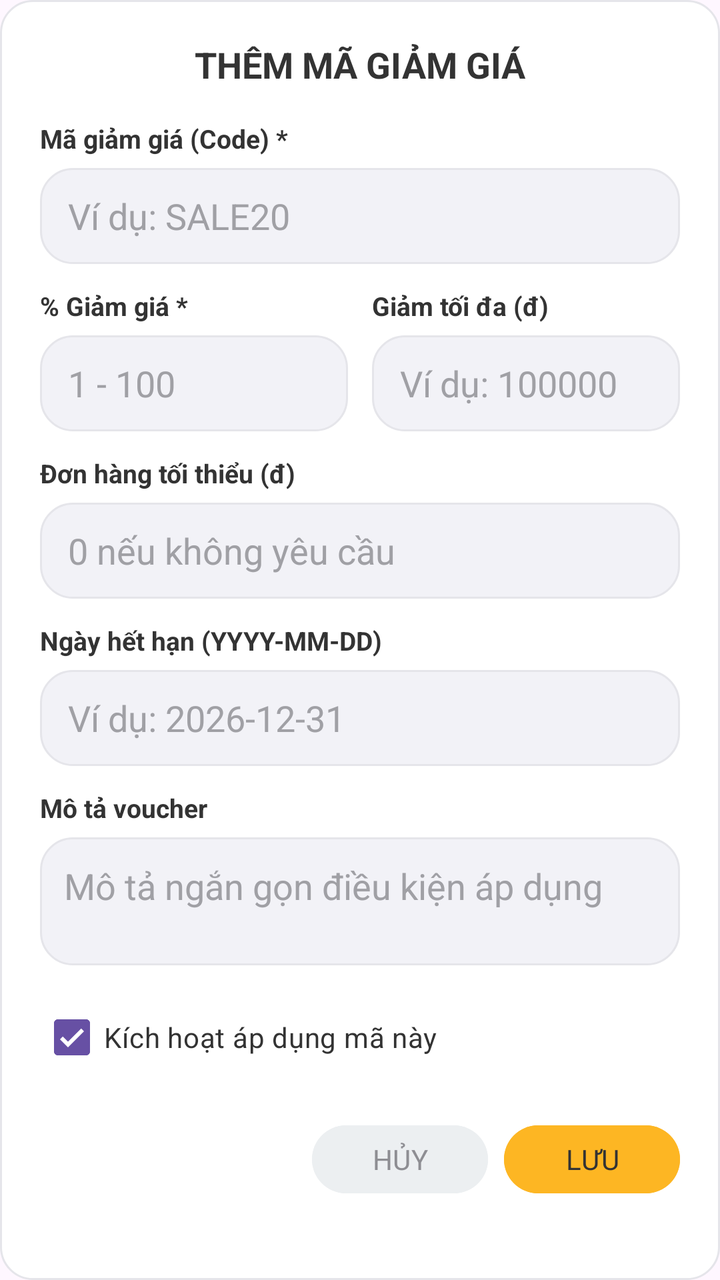
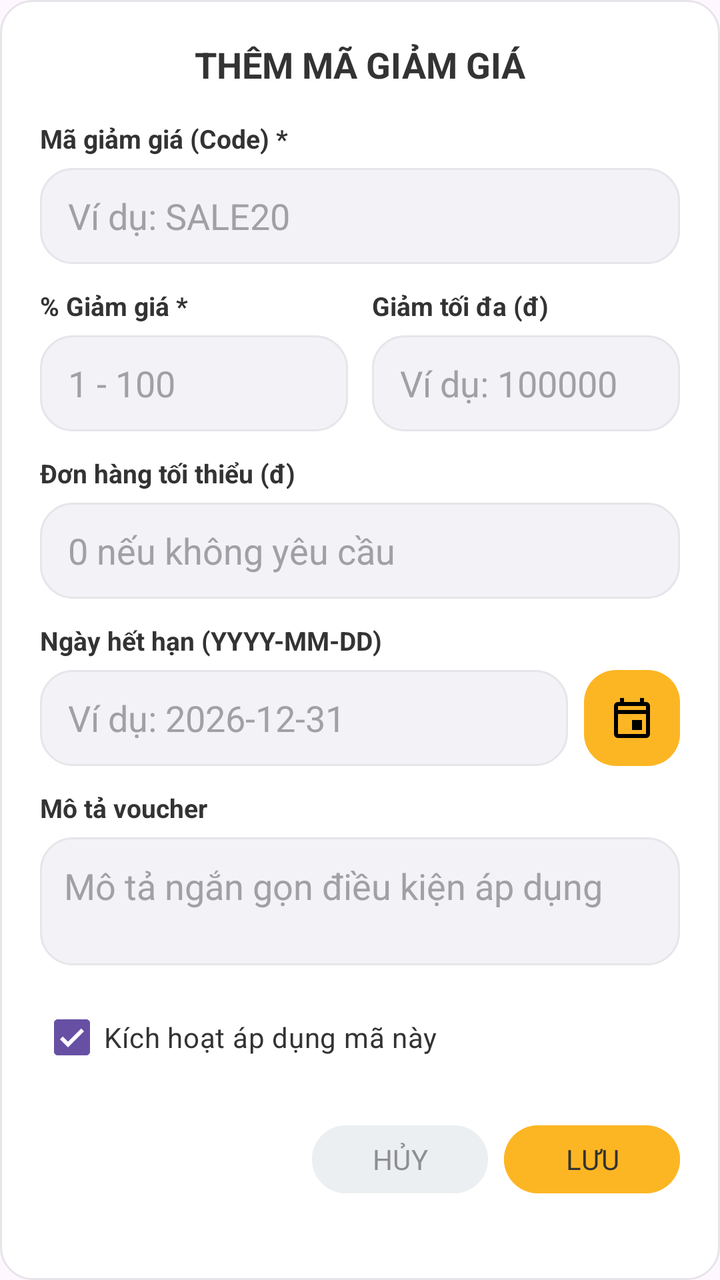

The first picture is an Android layout as it rendered before a commit; the second is the same layout after the commit. The layout source and the unified diff follow.
<!-- AndroidManifest.xml: application theme Theme.MobileDeviceStoreTDMU -->
<!-- res/layout/dialog_quan_ly_voucher.xml -->
<?xml version="1.0" encoding="utf-8"?>
<ScrollView xmlns:android="http://schemas.android.com/apk/res/android"
    android:layout_width="match_parent"
    android:layout_height="wrap_content"
    android:background="@drawable/bg_card_modern">

    <LinearLayout
        android:layout_width="match_parent"
        android:layout_height="wrap_content"
        android:orientation="vertical"
        android:padding="20dp">

        <TextView
            android:id="@+id/tvDialogTieuDeVoucher"
            android:layout_width="match_parent"
            android:layout_height="wrap_content"
            android:text="THÊM MÃ GIẢM GIÁ"
            android:textColor="@color/primary_black"
            android:textSize="18sp"
            android:textStyle="bold"
            android:gravity="center"
            android:layout_marginBottom="16dp" />

        <TextView
            android:layout_width="wrap_content"
            android:layout_height="wrap_content"
            android:text="Mã giảm giá (Code) *"
            android:textColor="@color/text_primary"
            android:textSize="13sp"
            android:textStyle="bold" />

        <EditText
            android:id="@+id/edtDialogMaCode"
            android:layout_width="match_parent"
            android:layout_height="48dp"
            android:background="@drawable/bg_edittext_modern"
            android:hint="Ví dụ: SALE20"
            android:textColor="@color/text_primary"
            android:textColorHint="@color/text_hint"
            android:inputType="textCapCharacters"
            android:paddingHorizontal="14dp"
            android:layout_marginTop="6dp"
            android:layout_marginBottom="12dp" />

        <LinearLayout
            android:layout_width="match_parent"
            android:layout_height="wrap_content"
            android:orientation="horizontal">

            <LinearLayout
                android:layout_width="0dp"
                android:layout_height="wrap_content"
                android:layout_weight="1"
                android:orientation="vertical"
                android:layout_marginEnd="6dp">

                <TextView
                    android:layout_width="wrap_content"
                    android:layout_height="wrap_content"
                    android:text="% Giảm giá *"
                    android:textColor="@color/text_primary"
                    android:textSize="13sp"
                    android:textStyle="bold" />

                <EditText
                    android:id="@+id/edtDialogPhanTramGiam"
                    android:layout_width="match_parent"
                    android:layout_height="48dp"
                    android:background="@drawable/bg_edittext_modern"
                    android:hint="1 - 100"
                    android:textColor="@color/text_primary"
                    android:textColorHint="@color/text_hint"
                    android:inputType="number"
                    android:paddingHorizontal="14dp"
                    android:layout_marginTop="6dp"
                    android:layout_marginBottom="12dp" />
            </LinearLayout>

            <LinearLayout
                android:layout_width="0dp"
                android:layout_height="wrap_content"
                android:layout_weight="1"
                android:orientation="vertical"
                android:layout_marginStart="6dp">

                <TextView
                    android:layout_width="wrap_content"
                    android:layout_height="wrap_content"
                    android:text="Giảm tối đa (đ)"
                    android:textColor="@color/text_primary"
                    android:textSize="13sp"
                    android:textStyle="bold" />

                <EditText
                    android:id="@+id/edtDialogTienGiamToiDa"
                    android:layout_width="match_parent"
                    android:layout_height="48dp"
                    android:background="@drawable/bg_edittext_modern"
                    android:hint="Ví dụ: 100000"
                    android:textColor="@color/text_primary"
                    android:textColorHint="@color/text_hint"
                    android:inputType="number"
                    android:paddingHorizontal="14dp"
                    android:layout_marginTop="6dp"
                    android:layout_marginBottom="12dp" />
            </LinearLayout>
        </LinearLayout>

        <TextView
            android:layout_width="wrap_content"
            android:layout_height="wrap_content"
            android:text="Đơn hàng tối thiểu (đ)"
            android:textColor="@color/text_primary"
            android:textSize="13sp"
            android:textStyle="bold" />

        <EditText
            android:id="@+id/edtDialogDonToiThieu"
            android:layout_width="match_parent"
            android:layout_height="48dp"
            android:background="@drawable/bg_edittext_modern"
            android:hint="0 nếu không yêu cầu"
            android:textColor="@color/text_primary"
            android:textColorHint="@color/text_hint"
            android:inputType="number"
            android:paddingHorizontal="14dp"
            android:layout_marginTop="6dp"
            android:layout_marginBottom="12dp" />

        <TextView
            android:layout_width="wrap_content"
            android:layout_height="wrap_content"
            android:text="Ngày hết hạn (YYYY-MM-DD)"
            android:textColor="@color/text_primary"
            android:textSize="13sp"
            android:textStyle="bold" />

        <EditText
            android:id="@+id/edtDialogNgayHetHan"
            android:layout_width="match_parent"
            android:layout_height="48dp"
            android:background="@drawable/bg_edittext_modern"
            android:hint="Ví dụ: 2026-12-31"
            android:textColor="@color/text_primary"
            android:textColorHint="@color/text_hint"
            android:paddingHorizontal="14dp"
            android:layout_marginTop="6dp"
            android:layout_marginBottom="12dp" />

        <TextView
            android:layout_width="wrap_content"
            android:layout_height="wrap_content"
            android:text="Mô tả voucher"
            android:textColor="@color/text_primary"
            android:textSize="13sp"
            android:textStyle="bold" />

        <EditText
            android:id="@+id/edtDialogMoTa"
            android:layout_width="match_parent"
            android:layout_height="64dp"
            android:background="@drawable/bg_edittext_modern"
            android:hint="Mô tả ngắn gọn điều kiện áp dụng"
            android:textColor="@color/text_primary"
            android:textColorHint="@color/text_hint"
            android:gravity="top|start"
            android:padding="12dp"
            android:layout_marginTop="6dp"
            android:layout_marginBottom="12dp" />

        
        <CheckBox
            android:id="@+id/cbDialogTrangThai"
            android:layout_width="wrap_content"
            android:layout_height="wrap_content"
            android:text="Kích hoạt áp dụng mã này"
            android:checked="true"
            android:textColor="@color/text_primary"
            android:layout_marginBottom="16dp" />

        <LinearLayout
            android:layout_width="match_parent"
            android:layout_height="wrap_content"
            android:orientation="horizontal"
            android:gravity="end">

            <Button
                android:id="@+id/btnDialogHuyVoucher"
                android:layout_width="wrap_content"
                android:layout_height="42dp"
                android:text="HỦY"
                android:textColor="@color/text_secondary"
                android:backgroundTint="#ECEFF1"
                android:layout_marginEnd="8dp" />

            <Button
                android:id="@+id/btnDialogLuuVoucher"
                android:layout_width="wrap_content"
                android:layout_height="42dp"
                android:text="LƯU"
                android:textColor="@color/primary_black"
                android:backgroundTint="@color/primary_yellow" />
        </LinearLayout>

    </LinearLayout>

</ScrollView>
<!-- resources referenced by this layout -->
<resources>
  <color name="primary_black">#333333</color>
  <color name="primary_yellow">#FDB623</color>
  <color name="text_hint">#A0A0A5</color>
  <color name="text_primary">#333333</color>
  <color name="text_secondary">#8E8E93</color>
  <!-- drawable bg_card_modern (drawable) -->
  <?xml version="1.0" encoding="utf-8"?>
  <shape xmlns:android="http://schemas.android.com/apk/res/android"
      android:shape="rectangle">
      <solid android:color="@color/bg_white" />
      <corners android:radius="16dp" />
      <stroke android:width="1dp" android:color="@color/stroke_light" />
  </shape>
  <!-- drawable bg_edittext_modern (drawable) -->
  <?xml version="1.0" encoding="utf-8"?>
  <shape xmlns:android="http://schemas.android.com/apk/res/android"
      android:shape="rectangle">
      <solid android:color="@color/input_bg" />
      <corners android:radius="16dp" />
      <stroke android:width="1dp" android:color="@color/stroke_light" />
  </shape>
  <style name="Theme.MobileDeviceStoreTDMU" parent="Base.Theme.MobileDeviceStoreTDMU" />
  <color name="bg_white">#FFFFFF</color>
  <color name="stroke_light">#E5E5EA</color>
  <color name="input_bg">#F2F2F7</color>
  <style name="Base.Theme.MobileDeviceStoreTDMU" parent="Theme.Material3.Light.NoActionBar">
          
          <item name="android:statusBarColor">@color/primary_yellow</item>
          <item name="android:windowLightStatusBar">true</item>
  
          <item name="android:navigationBarColor">@color/primary_yellow</item>
          <item name="android:windowLightNavigationBar" tools:targetApi="O_MR1">true</item>
          <item name="fontFamily">@font/nunito</item>
      </style>
</resources>

<!-- the commit's change to res/layout/dialog_quan_ly_voucher.xml (unified diff, before → after) -->
@@ -135,17 +135,37 @@
             android:textSize="13sp"
             android:textStyle="bold" />
 
-        <EditText
-            android:id="@+id/edtDialogNgayHetHan"
-            android:layout_width="match_parent"
-            android:layout_height="48dp"
-            android:background="@drawable/bg_edittext_modern"
-            android:hint="Ví dụ: 2026-12-31"
-            android:textColor="@color/text_primary"
-            android:textColorHint="@color/text_hint"
-            android:paddingHorizontal="14dp"
-            android:layout_marginTop="6dp"
-            android:layout_marginBottom="12dp" />
+        <LinearLayout
+            android:layout_width="match_parent"
+            android:layout_height="wrap_content"
+            android:orientation="horizontal"
+            android:gravity="center_vertical"
+            android:layout_marginTop="6dp"
+            android:layout_marginBottom="12dp">
+
+            <EditText
+                android:id="@+id/edtDialogNgayHetHan"
+                android:layout_width="0dp"
+                android:layout_height="48dp"
+                android:layout_weight="1"
+                android:background="@drawable/bg_edittext_modern"
+                android:hint="Ví dụ: 2026-12-31"
+                android:textColor="@color/text_primary"
+                android:textColorHint="@color/text_hint"
+                android:paddingHorizontal="14dp" />
+
+            <ImageView
+                android:id="@+id/btnChonLichNgayHetHan"
+                android:layout_width="48dp"
+                android:layout_height="48dp"
+                android:layout_marginStart="8dp"
+                android:background="@drawable/bg_btn_primary"
+                android:backgroundTint="@color/primary_yellow"
+                android:padding="12dp"
+                android:src="@drawable/ic_calendar"
+                android:contentDescription="Chọn ngày hết hạn" />
+
+        </LinearLayout>
 
         <TextView
             android:layout_width="wrap_content"
<!-- resource entries referenced after the edit -->
@@ -5,6 +5,13 @@
   <color name="text_hint">#A0A0A5</color>
   <color name="text_primary">#333333</color>
   <color name="text_secondary">#8E8E93</color>
+  <!-- drawable bg_btn_primary (drawable) -->
+  <?xml version="1.0" encoding="utf-8"?>
+  <shape xmlns:android="http://schemas.android.com/apk/res/android"
+      android:shape="rectangle">
+      <solid android:color="@color/primary_yellow" />
+      <corners android:radius="16dp" />
+  </shape>
   <!-- drawable bg_card_modern (drawable) -->
   <?xml version="1.0" encoding="utf-8"?>
   <shape xmlns:android="http://schemas.android.com/apk/res/android"
@@ -21,6 +28,16 @@
       <corners android:radius="16dp" />
       <stroke android:width="1dp" android:color="@color/stroke_light" />
   </shape>
+  <!-- drawable ic_calendar (drawable) -->
+  <vector xmlns:android="http://schemas.android.com/apk/res/android"
+      android:width="24dp"
+      android:height="24dp"
+      android:viewportWidth="24"
+      android:viewportHeight="24">
+    <path
+        android:fillColor="#FF000000"
+        android:pathData="M19,4h-1V2h-2v2H8V2H6v2H5c-1.11,0 -1.99,0.9 -1.99,2L3,20c0,1.1 0.89,2 2,2h14c1.1,0 2,-0.9 2,-2V6c0,-1.1 -0.9,-2 -2,-2zm0,16H5V10h14v10zm0,-12H5V6h14v2zm-7,5h5v5h-5v-5z"/>
+  </vector>
   <style name="Theme.MobileDeviceStoreTDMU" parent="Base.Theme.MobileDeviceStoreTDMU" />
   <color name="bg_white">#FFFFFF</color>
   <color name="stroke_light">#E5E5EA</color>
